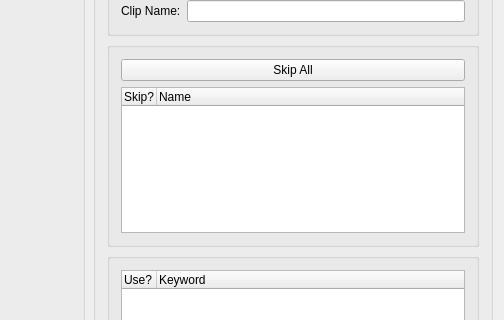
Old version of the form src/ClipCutter/CCMainWindow.ui in the repository Jimmy-Baby/ClipCutter; both pictures show x 776 to 1280 and y 107 to 427 of the 1280 by 720 pixel window.
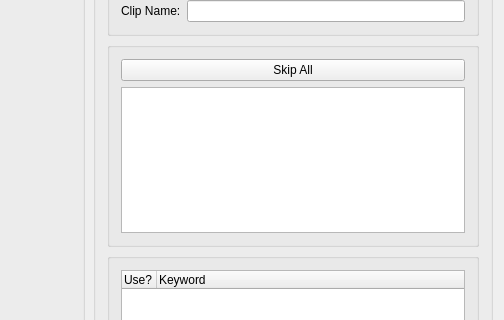
New version of the form. Icons and pictures are not drawn.

What changed in the file:
```diff
--- a/src/ClipCutter/CCMainWindow.ui
+++ b/src/ClipCutter/CCMainWindow.ui
@@ -55,32 +55,10 @@
          </property>
          <layout class="QGridLayout" name="gridLayout_3">
           <item row="4" column="0">
-           <widget class="QTreeWidget" name="clipsTree">
-            <property name="indentation">
-             <number>0</number>
-            </property>
-            <property name="animated">
+           <widget class="QTableView" name="clipsTable">
+            <property name="sortingEnabled">
              <bool>false</bool>
             </property>
-            <property name="headerHidden">
-             <bool>false</bool>
-            </property>
-            <property name="expandsOnDoubleClick">
-             <bool>true</bool>
-            </property>
-            <attribute name="headerDefaultSectionSize">
-             <number>35</number>
-            </attribute>
-            <column>
-             <property name="text">
-              <string>Skip?</string>
-             </property>
-            </column>
-            <column>
-             <property name="text">
-              <string>Name</string>
-             </property>
-            </column>
            </widget>
           </item>
           <item row="3" column="0">
```
